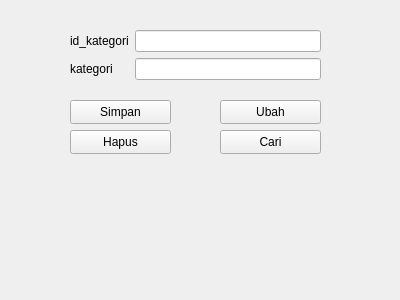
Dibleday/Sistem_Informasi_Pariwisata, file formkategori.ui: the form before one commit.
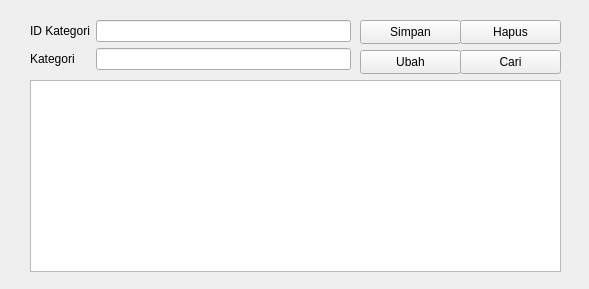
The form after the commit.

The edit to the form file:
```diff
--- a/formkategori.ui
+++ b/formkategori.ui
@@ -6,8 +6,8 @@
    <rect>
     <x>0</x>
     <y>0</y>
-    <width>400</width>
-    <height>300</height>
+    <width>589</width>
+    <height>289</height>
    </rect>
   </property>
   <property name="windowTitle">
@@ -16,9 +16,9 @@
   <widget class="QWidget" name="formLayoutWidget">
    <property name="geometry">
     <rect>
-     <x>70</x>
-     <y>30</y>
-     <width>251</width>
+     <x>30</x>
+     <y>20</y>
+     <width>321</width>
      <height>61</height>
     </rect>
    </property>
@@ -26,7 +26,7 @@
     <item row="0" column="0">
      <widget class="QLabel" name="id_kategoriLabel">
       <property name="text">
-       <string>id_kategori</string>
+       <string>ID Kategori</string>
       </property>
      </widget>
     </item>
@@ -36,7 +36,7 @@
     <item row="1" column="0">
      <widget class="QLabel" name="kategoriLabel">
       <property name="text">
-       <string>kategori</string>
+       <string>Kategori</string>
       </property>
      </widget>
     </item>
@@ -48,8 +48,8 @@
   <widget class="QPushButton" name="pushButton">
    <property name="geometry">
     <rect>
-     <x>70</x>
-     <y>100</y>
+     <x>360</x>
+     <y>20</y>
      <width>101</width>
      <height>24</height>
     </rect>
@@ -61,8 +61,8 @@
   <widget class="QPushButton" name="pushButton_2">
    <property name="geometry">
     <rect>
-     <x>220</x>
-     <y>100</y>
+     <x>360</x>
+     <y>50</y>
      <width>101</width>
      <height>24</height>
     </rect>
@@ -74,8 +74,8 @@
   <widget class="QPushButton" name="pushButton_3">
    <property name="geometry">
     <rect>
-     <x>70</x>
-     <y>130</y>
+     <x>460</x>
+     <y>20</y>
      <width>101</width>
      <height>24</height>
     </rect>
@@ -87,8 +87,8 @@
   <widget class="QPushButton" name="pushButton_4">
    <property name="geometry">
     <rect>
-     <x>220</x>
-     <y>130</y>
+     <x>460</x>
+     <y>50</y>
      <width>101</width>
      <height>24</height>
     </rect>
@@ -97,6 +97,16 @@
     <string>Cari</string>
    </property>
   </widget>
+  <widget class="QTableView" name="tablekategori">
+   <property name="geometry">
+    <rect>
+     <x>30</x>
+     <y>80</y>
+     <width>531</width>
+     <height>192</height>
+    </rect>
+   </property>
+  </widget>
  </widget>
  <resources/>
  <connections/>
```
